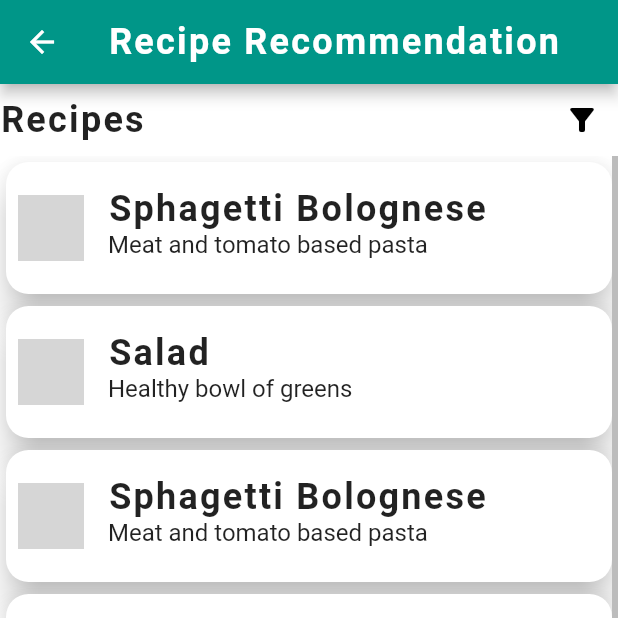
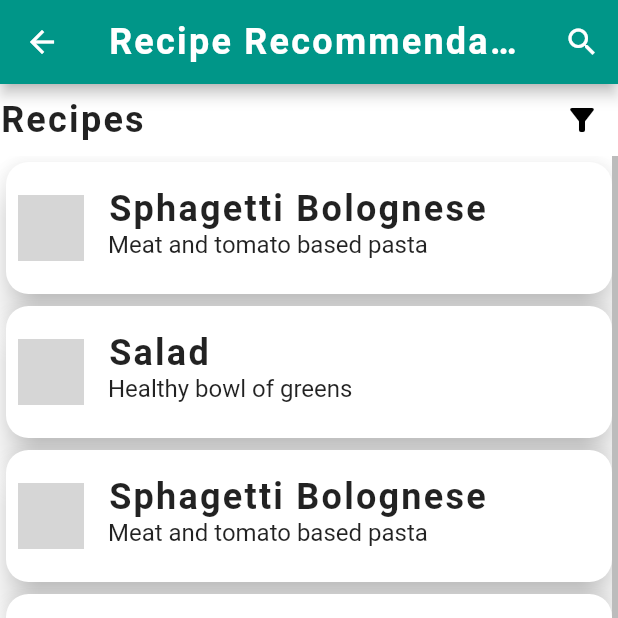
Before and after one commit to AsthaGarg16/CZ3002-FIT, a Flutter app: the HomePage screen opened directly, item 2 of the bottom bar chosen, on a phone screen of 412 x 824 dp, the top half of it. Run offline on Flutter 3.47's test engine with Material 2 defaults, Android fonts, the phone set to English and light mode, and no system bars; our stand-ins replace cloud_firestore, firebase_auth, firebase_core, flutter_speed_dial; accounts and stored records are empty; Roboto replaces fonts that are missing (mw); grey boxes are pictures that could not be loaded.

Commit message:
Improved search bar

```diff
--- a/fit/lib/UI/HomePage.dart
+++ b/fit/lib/UI/HomePage.dart
@@ -23,70 +23,79 @@ class _HomePageState extends State<HomePage> {
     'Food Waste'
   ];
 
-  Icon customIcon = const Icon(Icons.search, size: 20.0,);
-  bool searchFlag = false;
+  // Icon customIcon = const Icon(Icons.search, size: 20.0,);
+  // bool searchFlag = false;
 
 
   @override
   Widget build(BuildContext context) {
-    Widget customSearchBar;
-    bool showBackButton;
-    bool centerTitle = true;
-
-    if(searchFlag == false){
-      customSearchBar = Text(titles[_currentIndex], style: Theme.of(context).textTheme.subtitle1);
-      customIcon = const Icon(Icons.search, size: 22.0);
-      showBackButton = true;
-      centerTitle = true;
-    }else{
-      centerTitle = false;
-      showBackButton = false;
-      customIcon = const Icon(Icons.cancel, size:22.0);
-      customSearchBar = const ListTile(
-        leading: Icon(
-          Icons.search,
-          color: Colors.white,
-          size: 22,
-        ),
-        title: TextField(
-          decoration: InputDecoration(
-            // enabledBorder: UnderlineInputBorder(borderSide: BorderSide(color: Colors.white)),
-            hintText: 'Search inventory',
-            hintStyle: TextStyle(
-                fontSize: 13.0,
-                fontWeight: FontWeight.w100,
-                color: Colors.white,
-            ),
-            border: InputBorder.none,
-          ),
-          style: TextStyle(
-            color: Colors.white,
-          ),
-        ),
-      );
-    }
+    // Widget customSearchBar;
+    // bool showBackButton;
+    // bool centerTitle = true;
+    //
+    // if(searchFlag == false){
+    //   customSearchBar = Text(titles[_currentIndex], style: Theme.of(context).textTheme.subtitle1);
+    //   customIcon = const Icon(Icons.search, size: 22.0);
+    //   showBackButton = true;
+    //   centerTitle = true;
+    // }else{
+    //   centerTitle = false;
+    //   showBackButton = false;
+    //   customIcon = const Icon(Icons.cancel, size:22.0);
+    //   customSearchBar = const ListTile(
+    //     leading: Icon(
+    //       Icons.search,
+    //       color: Colors.white,
+    //       size: 22,
+    //     ),
+    //     title: TextField(
+    //       decoration: InputDecoration(
+    //         // enabledBorder: UnderlineInputBorder(borderSide: BorderSide(color: Colors.white)),
+    //         hintText: 'Search inventory',
+    //         hintStyle: TextStyle(
+    //             fontSize: 13.0,
+    //             fontWeight: FontWeight.w100,
+    //             color: Colors.white,
+    //         ),
+    //         border: InputBorder.none,
+    //       ),
+    //       style: TextStyle(
+    //         color: Colors.white,
+    //       ),
+    //     ),
+    //   );
+    // }
 
 
     return Scaffold(
           appBar: AppBar(
-            // title: Text(titles[_currentIndex], style: Theme.of(context).textTheme.subtitle1),
-            automaticallyImplyLeading: showBackButton,
-            title: customSearchBar,
-            centerTitle: centerTitle,
-            actions: _currentIndex == 0 ? [
+            title: Text(titles[_currentIndex], style: Theme.of(context).textTheme.subtitle1),
+            // automaticallyImplyLeading: showBackButton,
+            // title: customSearchBar,
+            // centerTitle: centerTitle,
+            centerTitle: true,
+            actions: <Widget>[
               IconButton(
-                onPressed: (){
-                  setState(() {
-                    if (customIcon.icon == Icons.search) {
-                      searchFlag = true;
-                    } else {
-                      searchFlag = false;
-                    }
-                  });
-                },
-                icon: customIcon,
-              ),
-            ] : [],
+                  onPressed: (){
+                    showSearch(context: context, delegate: InventorySearch());
+                  },
+                  icon: const Icon(Icons.search)
+              )
+            ]
+            // actions: _currentIndex == 0 ? [
+            //   IconButton(
+            //     onPressed: (){
+            //       setState(() {
+            //         if (customIcon.icon == Icons.search) {
+            //           searchFlag = true;
+            //         } else {
+            //           searchFlag = false;
+            //         }
+            //       });
+            //     },
+            //     icon: customIcon,
+            //   ),
+            // ] : [],
           ),
           body: _pages[_currentIndex],
           bottomNavigationBar: BottomNavigationBar(
@@ -116,7 +125,7 @@ class _HomePageState extends State<HomePage> {
   }
 
   void onTabTapped(int index) {
-    searchFlag = false;
+    // searchFlag = false;
     setState(() {
       _currentIndex = index;
     });
```
Also changed, not shown: fit/lib/UI/FoodInventory.dart (+72 -0 lines).
